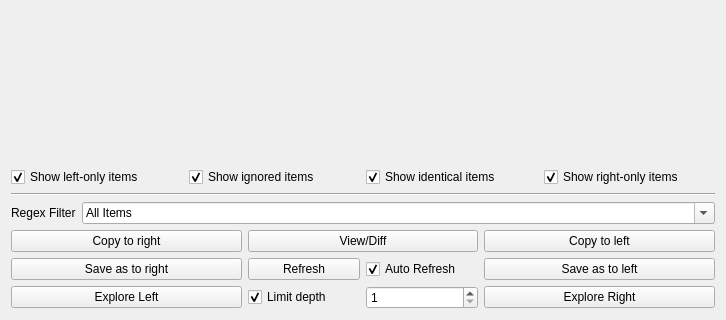
This is ui/dirdiffform.ui in PollardBanknote/qdiffdir as Qt 5 draws it before an edit; both pictures show x 0 to 726 and y 315 to 635 of the 726 by 635 pixel window. The edited form follows.
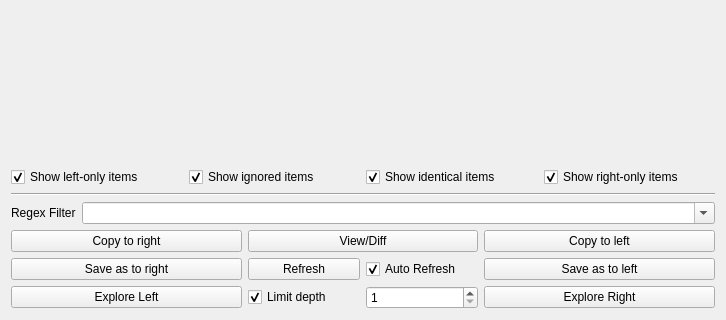
This is the edited form. Custom widgets are drawn as their Qt base class.

```diff
--- a/ui/dirdiffform.ui
+++ b/ui/dirdiffform.ui
@@ -128,16 +128,6 @@
        <property name="editable">
         <bool>true</bool>
        </property>
-       <item>
-        <property name="text">
-         <string>All Items</string>
-        </property>
-       </item>
-       <item>
-        <property name="text">
-         <string>Source Files (*.cpp, *.h)</string>
-        </property>
-       </item>
       </widget>
      </item>
     </layout>
```
